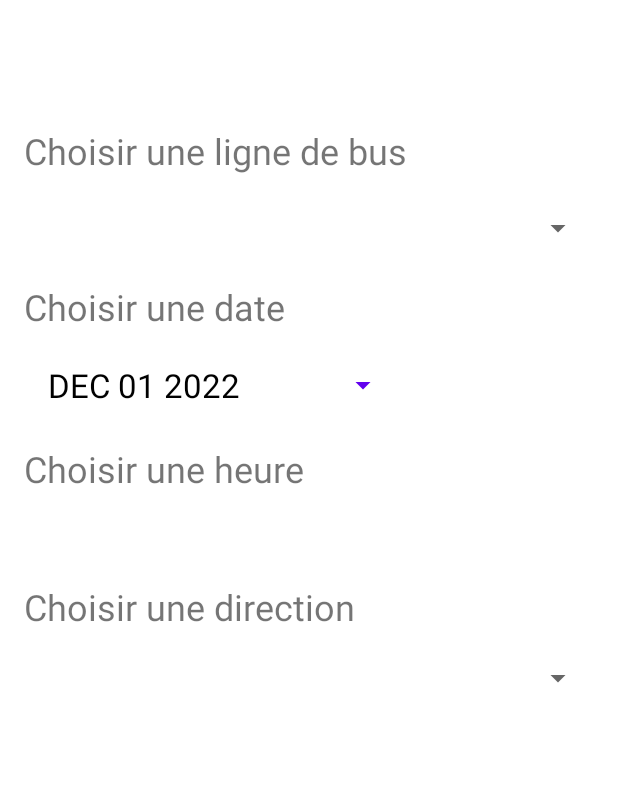
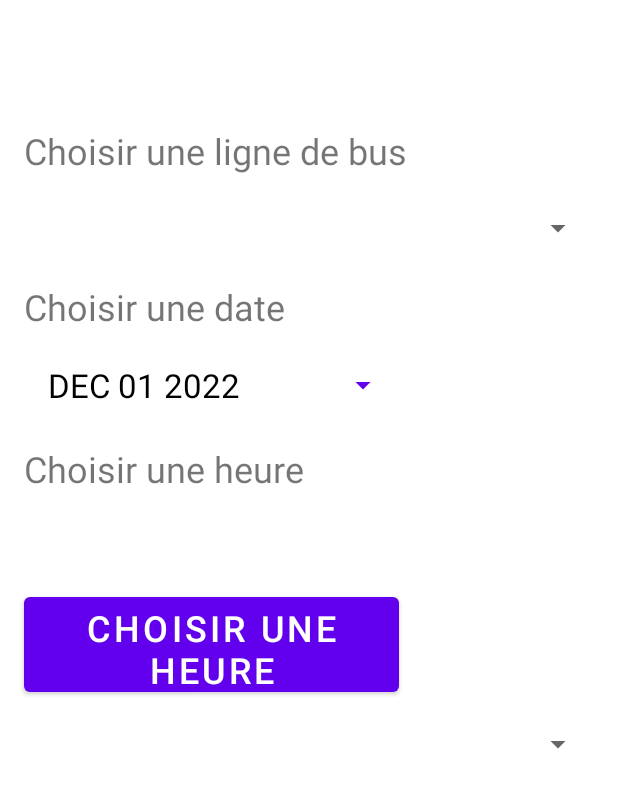
Before and after one commit to rosanebenk/STAR_BT, an Android app: the layout activity_main.xml on its own in the app's theme, with its tools: preview values and no code run, on a phone screen of 412 x 824 dp. Shown: the top 788 px of the screen. Run offline under Robolectric (Android 15) with nearby library versions, the phone set to English and light mode, and no system bars.

Commit message:
Ajout boutton sélection heure

```diff
--- a/app/src/main/java/fr/istic/mob/star_bt/MainActivity.kt
+++ b/app/src/main/java/fr/istic/mob/star_bt/MainActivity.kt
@@ -118,7 +118,7 @@ class MainActivity : AppCompatActivity() {
             while (File(applicationContext.filesDir,"data.zip") == null){}
                 val zipFile : File = File(applicationContext.filesDir,"data.zip")
                 val destDir =  applicationContext.filesDir.toString() +  File.separator + "DATA"
-                UnzipUtils.unzip(zipFile,destDir)
+                //UnzipUtils.unzip(zipFile,destDir)
 
 
 
--- a/app/src/main/res/layout/activity_main.xml
+++ b/app/src/main/res/layout/activity_main.xml
@@ -67,29 +67,47 @@
         app:layout_constraintStart_toStartOf="parent"
         app:layout_constraintTop_toTopOf="parent" />
 
-    <TextView
-        android:id="@+id/titre_choisirDirection"
+    <Button
+        android:id="@+id/timeButton"
         android:layout_width="wrap_content"
         android:layout_height="wrap_content"
-        android:layout_marginStart="16dp"
-        android:layout_marginTop="388dp"
-        android:text="@string/titre_direction"
+        android:width="250dp"
+        android:height="75dp"
+        android:onClick="popTimePicker"
+        android:text="@string/titre_heure"
         android:textSize="24sp"
+        app:layout_constraintBottom_toBottomOf="parent"
+        app:layout_constraintEnd_toEndOf="parent"
+        app:layout_constraintHorizontal_bias="0.099"
+        app:layout_constraintLeft_toLeftOf="parent"
+        app:layout_constraintRight_toRightOf="parent"
         app:layout_constraintStart_toStartOf="parent"
-        app:layout_constraintTop_toTopOf="parent" />
+        app:layout_constraintTop_toTopOf="parent"
+        app:layout_constraintVertical_bias="0.524" />
 
     <Spinner
         android:id="@+id/spinner_Direction"
         android:layout_width="0dp"
         android:layout_height="48dp"
         android:layout_marginStart="16dp"
-        android:layout_marginTop="428dp"
+        android:layout_marginTop="472dp"
         android:layout_marginEnd="16dp"
         android:minHeight="48dp"
         android:spinnerMode="dropdown"
         android:textSize="22sp"
         app:layout_constraintEnd_toEndOf="parent"
-        app:layout_constraintHorizontal_bias="1.0"
+        app:layout_constraintHorizontal_bias="0.0"
+        app:layout_constraintStart_toStartOf="parent"
+        app:layout_constraintTop_toTopOf="parent" />
+
+    <TextView
+        android:id="@+id/titre_choisirDirection"
+        android:layout_width="wrap_content"
+        android:layout_height="wrap_content"
+        android:layout_marginStart="16dp"
+        android:layout_marginTop="432dp"
+        android:text="@string/titre_direction"
+        android:textSize="24sp"
         app:layout_constraintStart_toStartOf="parent"
         app:layout_constraintTop_toTopOf="parent" />
 
```
